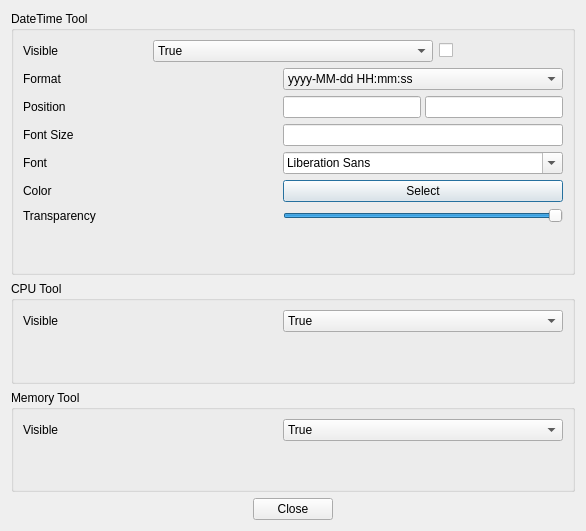
dependon/fantascene-dynamic-wallpaper, file src/othertools/othersetdialog.ui: the form before one commit.
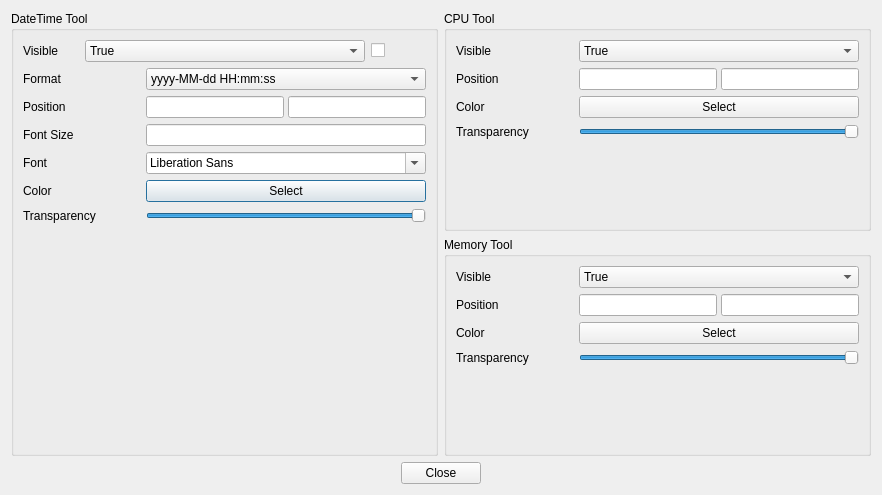
The form after the commit.

```diff
--- a/src/othertools/othersetdialog.ui
+++ b/src/othertools/othersetdialog.ui
@@ -6,14 +6,16 @@
    <rect>
     <x>0</x>
     <y>0</y>
-    <width>586</width>
-    <height>531</height>
+    <width>882</width>
+    <height>495</height>
    </rect>
   </property>
   <property name="windowTitle">
    <string>Dialog</string>
   </property>
-  <layout class="QVBoxLayout" name="verticalLayout_4">
+  <layout class="QVBoxLayout" name="verticalLayout_5">
+   <item>
+    <layout class="QHBoxLayout" name="horizontalLayout_14">
    <item>
     <widget class="QGroupBox" name="groupBox">
      <property name="title">
@@ -44,7 +46,7 @@
            </size>
           </property>
           <property name="currentText">
-           <string>False</string>
+             <string>True</string>
           </property>
           <item>
            <property name="text">
@@ -320,6 +322,8 @@
     </widget>
    </item>
    <item>
+      <layout class="QVBoxLayout" name="verticalLayout_4">
+       <item>
     <widget class="QGroupBox" name="groupBox_2">
      <property name="title">
       <string>CPU Tool</string>
@@ -349,7 +353,7 @@
            </size>
           </property>
           <property name="currentText">
-           <string>False</string>
+               <string>True</string>
           </property>
           <item>
            <property name="text">
@@ -365,6 +369,133 @@
         </item>
        </layout>
       </item>
+          <item>
+           <layout class="QHBoxLayout" name="horizontalLayout_11">
+            <property name="spacing">
+             <number>4</number>
+            </property>
+            <item>
+             <widget class="QLabel" name="label_12">
+              <property name="text">
+               <string>Position</string>
+              </property>
+             </widget>
+            </item>
+            <item>
+             <widget class="QLineEdit" name="x_cpu">
+              <property name="minimumSize">
+               <size>
+                <width>138</width>
+                <height>0</height>
+               </size>
+              </property>
+              <property name="maximumSize">
+               <size>
+                <width>138</width>
+                <height>16777215</height>
+               </size>
+              </property>
+             </widget>
+            </item>
+            <item>
+             <widget class="QLineEdit" name="y_cpu">
+              <property name="minimumSize">
+               <size>
+                <width>138</width>
+                <height>0</height>
+               </size>
+              </property>
+              <property name="maximumSize">
+               <size>
+                <width>138</width>
+                <height>16777215</height>
+               </size>
+              </property>
+             </widget>
+            </item>
+           </layout>
+          </item>
+          <item>
+           <layout class="QHBoxLayout" name="horizontalLayout_Color_2">
+            <item>
+             <widget class="QLabel" name="label_10">
+              <property name="text">
+               <string>Color</string>
+              </property>
+             </widget>
+            </item>
+            <item>
+             <widget class="QPushButton" name="selectBtn_cpu">
+              <property name="minimumSize">
+               <size>
+                <width>280</width>
+                <height>0</height>
+               </size>
+              </property>
+              <property name="maximumSize">
+               <size>
+                <width>280</width>
+                <height>16777215</height>
+               </size>
+              </property>
+              <property name="text">
+               <string>Select</string>
+              </property>
+             </widget>
+            </item>
+           </layout>
+          </item>
+          <item>
+           <layout class="QHBoxLayout" name="horizontalLayout_10">
+            <property name="leftMargin">
+             <number>0</number>
+            </property>
+            <property name="topMargin">
+             <number>0</number>
+            </property>
+            <property name="rightMargin">
+             <number>0</number>
+            </property>
+            <property name="bottomMargin">
+             <number>0</number>
+            </property>
+            <item>
+             <widget class="QLabel" name="label_11">
+              <property name="text">
+               <string>Transparency</string>
+              </property>
+             </widget>
+            </item>
+            <item>
+             <widget class="QSlider" name="trSlider_cpu">
+              <property name="minimumSize">
+               <size>
+                <width>280</width>
+                <height>0</height>
+               </size>
+              </property>
+              <property name="maximumSize">
+               <size>
+                <width>280</width>
+                <height>16777215</height>
+               </size>
+              </property>
+              <property name="minimum">
+               <number>1</number>
+              </property>
+              <property name="maximum">
+               <number>255</number>
+              </property>
+              <property name="value">
+               <number>255</number>
+              </property>
+              <property name="orientation">
+               <enum>Qt::Horizontal</enum>
+              </property>
+             </widget>
+            </item>
+           </layout>
+          </item>
       <item>
        <spacer name="verticalSpacer_2">
         <property name="orientation">
@@ -411,7 +542,7 @@
            </size>
           </property>
           <property name="currentText">
-           <string>False</string>
+               <string>True</string>
           </property>
           <item>
            <property name="text">
@@ -427,6 +558,133 @@
         </item>
        </layout>
       </item>
+          <item>
+           <layout class="QHBoxLayout" name="horizontalLayout_12">
+            <property name="spacing">
+             <number>4</number>
+            </property>
+            <item>
+             <widget class="QLabel" name="label_14">
+              <property name="text">
+               <string>Position</string>
+              </property>
+             </widget>
+            </item>
+            <item>
+             <widget class="QLineEdit" name="x_memory">
+              <property name="minimumSize">
+               <size>
+                <width>138</width>
+                <height>0</height>
+               </size>
+              </property>
+              <property name="maximumSize">
+               <size>
+                <width>138</width>
+                <height>16777215</height>
+               </size>
+              </property>
+             </widget>
+            </item>
+            <item>
+             <widget class="QLineEdit" name="y_memory">
+              <property name="minimumSize">
+               <size>
+                <width>138</width>
+                <height>0</height>
+               </size>
+              </property>
+              <property name="maximumSize">
+               <size>
+                <width>138</width>
+                <height>16777215</height>
+               </size>
+              </property>
+             </widget>
+            </item>
+           </layout>
+          </item>
+          <item>
+           <layout class="QHBoxLayout" name="horizontalLayout_Color_3">
+            <item>
+             <widget class="QLabel" name="label_13">
+              <property name="text">
+               <string>Color</string>
+              </property>
+             </widget>
+            </item>
+            <item>
+             <widget class="QPushButton" name="selectBtn_memory">
+              <property name="minimumSize">
+               <size>
+                <width>280</width>
+                <height>0</height>
+               </size>
+              </property>
+              <property name="maximumSize">
+               <size>
+                <width>280</width>
+                <height>16777215</height>
+               </size>
+              </property>
+              <property name="text">
+               <string>Select</string>
+              </property>
+             </widget>
+            </item>
+           </layout>
+          </item>
+          <item>
+           <layout class="QHBoxLayout" name="horizontalLayout_13">
+            <property name="leftMargin">
+             <number>0</number>
+            </property>
+            <property name="topMargin">
+             <number>0</number>
+            </property>
+            <property name="rightMargin">
+             <number>0</number>
+            </property>
+            <property name="bottomMargin">
+             <number>0</number>
+            </property>
+            <item>
+             <widget class="QLabel" name="label_15">
+              <property name="text">
+               <string>Transparency</string>
+              </property>
+             </widget>
+            </item>
+            <item>
+             <widget class="QSlider" name="trSlider_memory">
+              <property name="minimumSize">
+               <size>
+                <width>280</width>
+                <height>0</height>
+               </size>
+              </property>
+              <property name="maximumSize">
+               <size>
+                <width>280</width>
+                <height>16777215</height>
+               </size>
+              </property>
+              <property name="minimum">
+               <number>1</number>
+              </property>
+              <property name="maximum">
+               <number>255</number>
+              </property>
+              <property name="value">
+               <number>255</number>
+              </property>
+              <property name="orientation">
+               <enum>Qt::Horizontal</enum>
+              </property>
+             </widget>
+            </item>
+           </layout>
+          </item>
       <item>
        <spacer name="verticalSpacer_3">
         <property name="orientation">
@@ -442,6 +700,10 @@
       </item>
      </layout>
     </widget>
+       </item>
+      </layout>
+     </item>
+    </layout>
    </item>
    <item>
     <layout class="QHBoxLayout" name="horizontalLayout_3">
```
Lines whose indentation alone changed are shown as unchanged.
